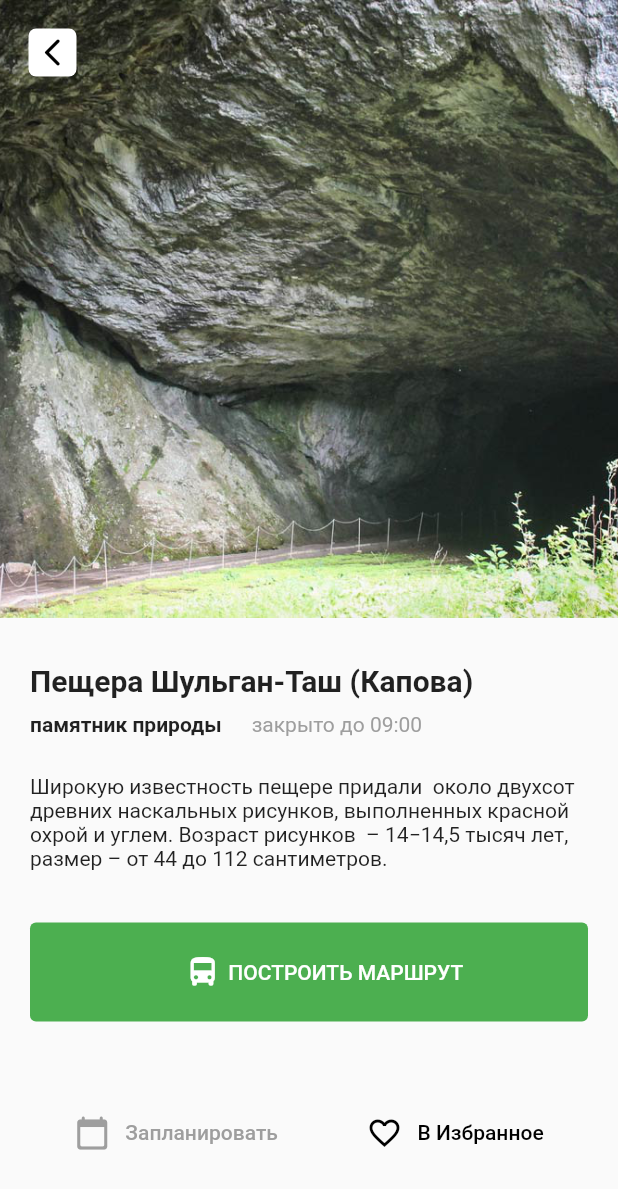
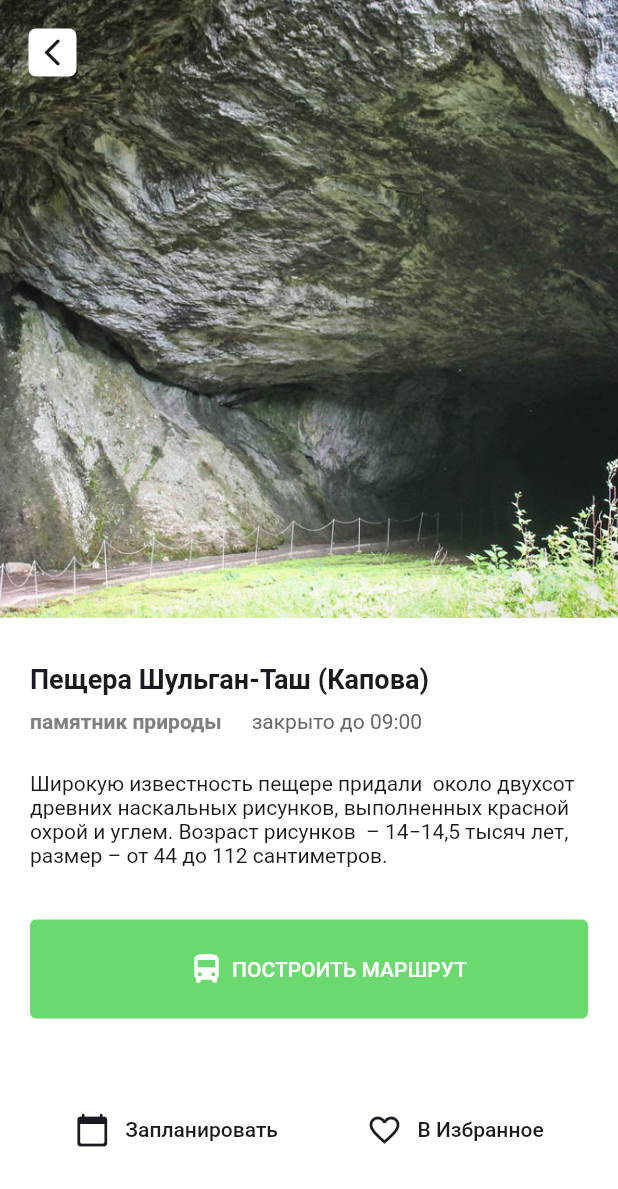
Before and after one commit to venerara/places, a Flutter app: the SightDetails screen opened directly, on a phone screen of 412 x 824 dp. Shown: the top 1189 px of the screen. Run offline on Flutter 3.47's test engine with Material 2 defaults, Android fonts, the phone set to English and light mode, and no system bars.

Commit message:
styles and themes

```diff
--- a/lib/ui/screen/components/appbar_custom.dart
+++ b/lib/ui/screen/components/appbar_custom.dart
@@ -16,11 +16,8 @@ class CustomAppBar extends StatelessWidget implements PreferredSizeWidget {
   Widget build(BuildContext context) {
     return AppBar(
       elevation: 0,
-      backgroundColor: Colors.white,
       title: Text(
         title,
-        style: const TextStyle(
-            color: Colors.black, fontWeight: FontWeight.bold, fontSize: 26),
         maxLines: 2,
       ),
     );
--- a/lib/ui/screen/components/bottomnavigationbar_custom.dart
+++ b/lib/ui/screen/components/bottomnavigationbar_custom.dart
@@ -9,7 +9,6 @@ class CustomBottomNavigationBar extends StatelessWidget {
   Widget build(BuildContext context) {
     return BottomNavigationBar(
       type: BottomNavigationBarType.fixed,
-      selectedItemColor: Colors.grey,
       items: const <BottomNavigationBarItem>[
         BottomNavigationBarItem(
           icon: Icon(Icons.list_alt_outlined),
--- a/lib/ui/screen/components/button_list.dart
+++ b/lib/ui/screen/components/button_list.dart
@@ -9,15 +9,15 @@ class ButtonList extends StatelessWidget {
     return Container(
       height: 32,
       width: 32,
-      decoration: const BoxDecoration(
-        color: Colors.white,
-        borderRadius: BorderRadius.all(Radius.circular(5)),
+      decoration: BoxDecoration(
+        color: Theme.of(context).primaryColorLight,
+        borderRadius: const BorderRadius.all(Radius.circular(5)),
       ),
       child: IconButton(
         padding: const EdgeInsets.all(0),
         onPressed: () {},
         iconSize: (22.0),
-        color: Colors.black,
+        color: Theme.of(context).primaryColorDark,
         icon: const Icon(Icons.arrow_back_ios_new_rounded),
       ),
     );
--- a/lib/ui/screen/components/button_text.dart
+++ b/lib/ui/screen/components/button_text.dart
@@ -1,5 +1,6 @@
 import 'package:flutter/material.dart';
 import 'package:places/ui/res/appstrings.dart';
+import 'package:places/ui/screen/res/colors.dart';
 
 /// кнопка ПОСТРОИТЬ МАРШРУТ
 class RouteButton extends StatelessWidget {
@@ -10,14 +11,14 @@ class RouteButton extends StatelessWidget {
     return TextButton(
       onPressed: () {},
       style: ButtonStyle(
-        backgroundColor: MaterialStateProperty.all<Color>(Colors.green),
-        foregroundColor: MaterialStateProperty.all<Color>(Colors.white),
+        backgroundColor: MaterialStateProperty.all<Color>(colorGreen),
+        foregroundColor: MaterialStateProperty.all<Color>(colorWhite),
       ),
       child: Row(
         mainAxisAlignment: MainAxisAlignment.center,
         // ignore: prefer_const_literals_to_create_immutables
         children: [
-          const SizedBox(height: 50, width: 20),
+          const SizedBox(height: 50, width: 25),
           const Icon(Icons.directions_bus),
           const SizedBox(width: 5),
           const Text(AppStrings.titleRoutebutton),
--- /dev/null
+++ b/lib/ui/screen/res/colors.dart
@@ -0,0 +1,10 @@
+import 'package:flutter/material.dart';
+
+const colorWhite = Colors.white;
+const colorBlack = Color(0xff1A1A20);
+const colorBlackBackground = Color(0xff21222C); //фон для темной темы
+const colorGrey = Color(0xff666666);
+const colorBlackGrey = Color(0xff808080);
+const colorWhiteGrey = Color(0xfff5f5f5);
+const colorGreen = Color(0xff6ADA6F);
+const colorTabbar = Color(0xff3B3E5B);
--- /dev/null
+++ b/lib/ui/screen/res/themes.dart
@@ -0,0 +1,137 @@
+import 'dart:ui';
+import 'package:flutter/material.dart';
+import 'package:places/ui/screen/res/colors.dart';
+
+final lightTheme = ThemeData(
+  primaryColor: colorWhiteGrey,
+  primaryColorDark: colorBlack,
+  primaryColorLight: colorWhite,
+  scaffoldBackgroundColor: colorWhite,
+  backgroundColor: colorWhiteGrey, //фон контента в карточке
+  textTheme: const TextTheme(
+    headline1: TextStyle(
+      fontSize: 18,
+      fontWeight: FontWeight.bold,
+      color: colorBlack,
+    ),
+    headline2: TextStyle(
+        color: colorBlackGrey, fontSize: 14, fontWeight: FontWeight.bold),
+    headline3: TextStyle(color: colorGrey, fontSize: 14),
+    headline4: TextStyle(
+      color: colorGrey,
+      fontSize: 20,
+      fontWeight: FontWeight.bold,
+    ),
+    headline5: TextStyle(
+      color: colorGrey,
+      fontSize: 16,
+    ),
+    headline6: TextStyle(
+      fontSize: 18,
+      fontWeight: FontWeight.bold,
+      color: colorWhite,
+    ),
+    bodyText2: TextStyle(color: colorBlack),
+  ),
+  bottomNavigationBarTheme: const BottomNavigationBarThemeData(
+    backgroundColor: colorWhite,
+    selectedItemColor: colorBlackGrey,
+    unselectedItemColor: colorBlackGrey,
+  ),
+  appBarTheme: const AppBarTheme(
+    backgroundColor: colorWhite,
+    titleTextStyle: TextStyle(
+      color: colorBlack,
+      fontSize: 26,
+      fontWeight: FontWeight.bold,
+    ),
+    elevation: 0,
+  ),
+  tabBarTheme: TabBarTheme(
+    indicator: BoxDecoration(
+      borderRadius: BorderRadius.circular(
+        25.0,
+      ),
+      color: colorTabbar,
+    ),
+    labelStyle: const TextStyle(
+      fontSize: 16,
+      fontWeight: FontWeight.bold,
+    ),
+    labelColor: colorWhite,
+    unselectedLabelStyle: const TextStyle(
+      fontSize: 16,
+    ),
+    unselectedLabelColor: colorGrey,
+  ),
+  iconTheme: const IconThemeData(
+    color: colorBlackGrey,
+  ),
+);
+
+final darkTheme = ThemeData(
+  primaryColor: colorBlack,
+  primaryColorDark: colorWhite,
+  primaryColorLight: colorBlack,
+  scaffoldBackgroundColor: colorBlackBackground,
+  backgroundColor: colorBlack, //фон контента в карточке
+  textTheme: const TextTheme(
+    headline1: TextStyle(
+      fontSize: 18,
+      fontWeight: FontWeight.bold,
+      color: colorWhite,
+    ),
+    headline2: TextStyle(
+        color: colorBlackGrey, fontSize: 14, fontWeight: FontWeight.bold),
+    headline3: TextStyle(color: colorGrey, fontSize: 14),
+    headline4: TextStyle(
+      color: colorGrey,
+      fontSize: 20,
+      fontWeight: FontWeight.bold,
+    ),
+    headline5: TextStyle(
+      color: colorGrey,
+      fontSize: 16,
+    ),
+    headline6: TextStyle(
+      fontSize: 18,
+      fontWeight: FontWeight.bold,
+      color: colorWhite,
+    ),
+    bodyText2: TextStyle(color: colorWhite),
+  ),
+  bottomNavigationBarTheme: const BottomNavigationBarThemeData(
+    backgroundColor: colorBlackBackground,
+    selectedItemColor: colorWhite,
+    unselectedItemColor: colorWhite,
+  ),
+  appBarTheme: const AppBarTheme(
+    backgroundColor: colorBlackBackground,
+    titleTextStyle: TextStyle(
+      color: colorWhite,
+      fontSize: 28,
+      fontWeight: FontWeight.bold,
+    ),
+    elevation: 0,
+  ),
+  tabBarTheme: TabBarTheme(
+    indicator: BoxDecoration(
+      borderRadius: BorderRadius.circular(
+        25.0,
+      ),
+      color: colorBlack,
+    ),
+    labelStyle: const TextStyle(
+      fontSize: 16,
+      fontWeight: FontWeight.bold,
+    ),
+    labelColor: colorWhite,
+    unselectedLabelStyle: const TextStyle(
+      fontSize: 16,
+    ),
+    unselectedLabelColor: colorGrey,
+  ),
+  iconTheme: const IconThemeData(
+    color: colorWhite,
+  ),
+);
--- a/lib/ui/screen/sight_details.dart
+++ b/lib/ui/screen/sight_details.dart
@@ -5,6 +5,7 @@ import 'package:places/ui/res/appstrings.dart';
 import 'package:places/ui/screen/components/button_text.dart';
 import 'package:places/ui/screen/components/button_navigationbar.dart';
 import 'package:places/ui/screen/components/button_list.dart';
+import 'package:places/ui/screen/res/colors.dart';
 
 class SightDetails extends StatelessWidget {
   const SightDetails({Key? key}) : super(key: key);
@@ -26,22 +27,21 @@ class SightDetails extends StatelessWidget {
                 crossAxisAlignment: CrossAxisAlignment.start,
                 children: [
                   const SizedBox(height: 30),
-                  const Text(
+                  Text(
                     AppStrings.placeName,
-                    style: TextStyle(fontSize: 20, fontWeight: FontWeight.bold),
+                    style: Theme.of(context).textTheme.headline1,
                   ),
                   const SizedBox(height: 10),
                   Row(
                     children: [
-                      const Text(
+                      Text(
                         AppStrings.placeType,
-                        style: TextStyle(
-                            fontSize: 14, fontWeight: FontWeight.bold),
+                        style: Theme.of(context).textTheme.headline2,
                       ),
                       const SizedBox(width: 20),
-                      const Text(
+                      Text(
                         AppStrings.placeMode,
-                        style: TextStyle(fontSize: 14, color: Colors.grey),
+                        style: Theme.of(context).textTheme.headline3,
                       ),
                     ],
                   ),
@@ -73,7 +73,7 @@ class _PlaceImage extends StatelessWidget {
     return Stack(
       children: [
         const CircularProgressIndicator(
-          valueColor: AlwaysStoppedAnimation<Color>(Colors.red),
+          valueColor: AlwaysStoppedAnimation<Color>(colorWhiteGrey),
           strokeWidth: 0.7,
         ),
         Container(
@@ -99,13 +99,13 @@ class _BottomNavigationBar extends StatelessWidget {
     return Row(
       mainAxisAlignment: MainAxisAlignment.spaceAround,
       children: [
-        const ButtonNavigationBar(
+        ButtonNavigationBar(
             icon: Icons.calendar_today_rounded,
-            iconColor: Colors.grey,
+            iconColor: Theme.of(context).primaryColorDark,
             title: AppStrings.titlePlanbutton),
-        const ButtonNavigationBar(
+        ButtonNavigationBar(
             icon: Icons.favorite_border,
-            iconColor: Colors.black,
+            iconColor: Theme.of(context).primaryColorDark,
             title: AppStrings.titleFavoritebutton),
       ],
     );
--- a/lib/ui/screen/sight_list_screen.dart
+++ b/lib/ui/screen/sight_list_screen.dart
@@ -34,7 +34,7 @@ class _SightListScreenState extends State<SightListScreen> {
         ),
       ),
       bottomNavigationBar: const CustomBottomNavigationBar(
-        currentIndex: 0,
+        currentIndex: 5,
       ),
     );
   }
```
Also changed, not shown: lib/main.dart (+5 -3 lines), lib/ui/screen/components/tapbar_custom.dart (+5 -15 lines), lib/ui/screen/sight_card.dart (+8 -13 lines), lib/ui/screen/sight_empty_screen.dart (+3 -8 lines), lib/ui/screen/sight_favorites_card.dart (+8 -13 lines), lib/ui/screen/sight_visiting_screen.dart (+3 -6 lines).
